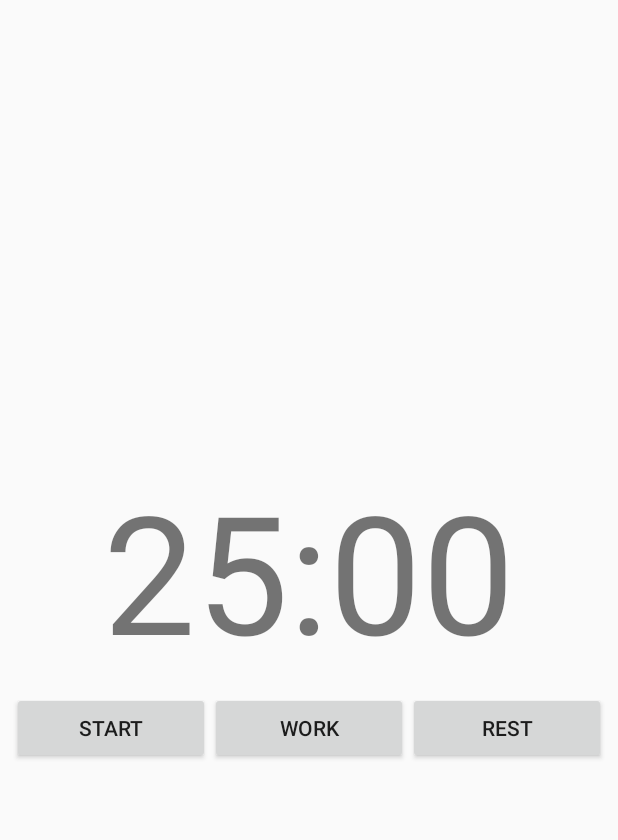
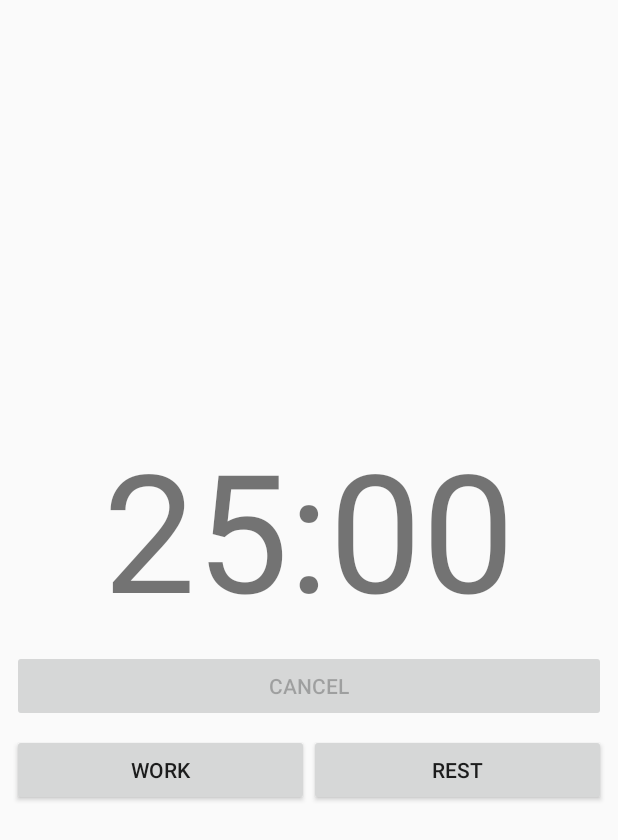
Before and after one commit to jshou/TomatoTimer, an Android app: the layout activity_main.xml on its own in the app's theme, with its tools: preview values and no code run, on a phone screen of 412 x 824 dp. Shown: the top 840 px of the screen. Run offline under Robolectric (Android 15) with nearby library versions, the phone set to English and light mode, and no system bars; network calls fail.

Commit message:
better button UX

```diff
--- a/app/src/main/res/layout/activity_main.xml
+++ b/app/src/main/res/layout/activity_main.xml
@@ -16,6 +16,18 @@
         android:text="25:00"
         android:textSize="110sp"/>
 
+    <Button
+        android:id="@+id/cancelButton"
+        android:layout_width="match_parent"
+        android:layout_height="wrap_content"
+        android:onClick="cancel"
+        android:layout_marginEnd="8dp"
+        android:layout_marginLeft="8dp"
+        android:layout_marginRight="8dp"
+        android:layout_marginStart="8dp"
+        android:layout_marginTop="8dp"
+        android:enabled="false"
+        android:text="@string/cancel" />
 
     <LinearLayout
         android:layout_width="match_parent"
@@ -27,14 +39,6 @@
         android:layout_marginStart="8dp"
         android:layout_marginTop="8dp"
         android:orientation="horizontal">
-
-        <Button
-            android:id="@+id/startButton"
-            android:layout_width="match_parent"
-            android:layout_height="wrap_content"
-            android:layout_weight="1"
-            android:onClick="start"
-            android:text="@string/start_stop" />
 
         <Button
             android:id="@+id/resetWorkButton"
--- a/app/src/main/res/values/strings.xml
+++ b/app/src/main/res/values/strings.xml
@@ -5,4 +5,5 @@
     <string name="resetRest">Rest</string>
     <string name="start_message">Starting timer</string>
     <string name="finished_timer_message">Finished</string>
+    <string name="cancel">Cancel</string>
 </resources>
```
Also changed, not shown: app/src/main/java/com/joshuahou/tomatotimer/tomatotimer/MainActivity.kt (+11 -5 lines).
